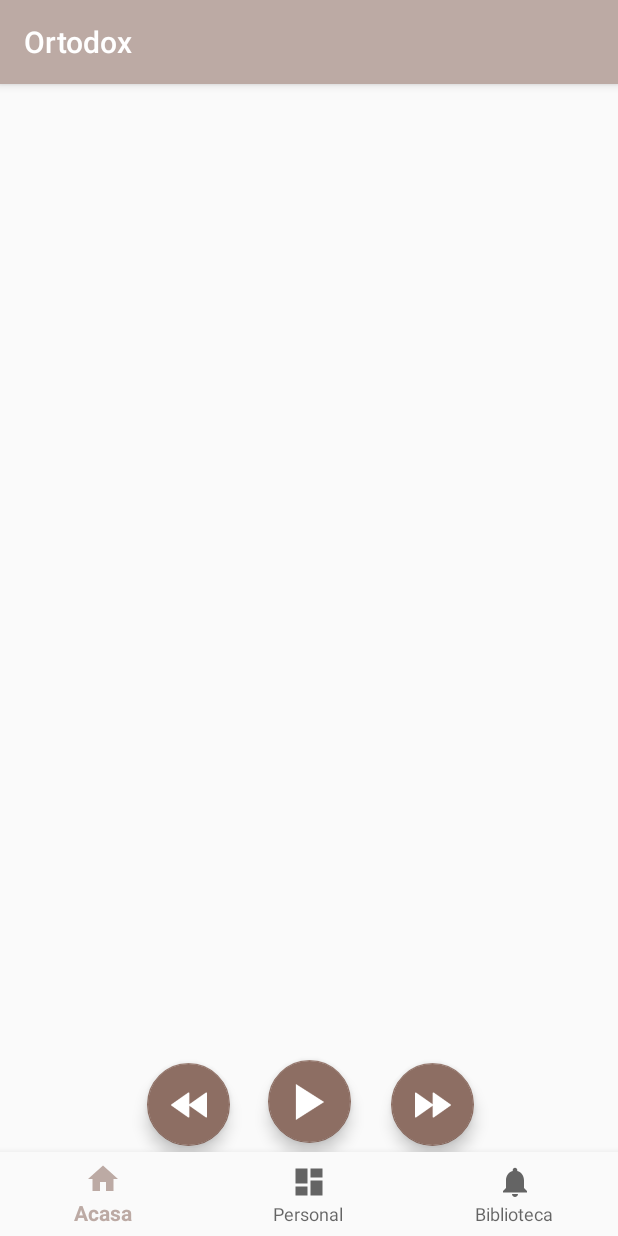
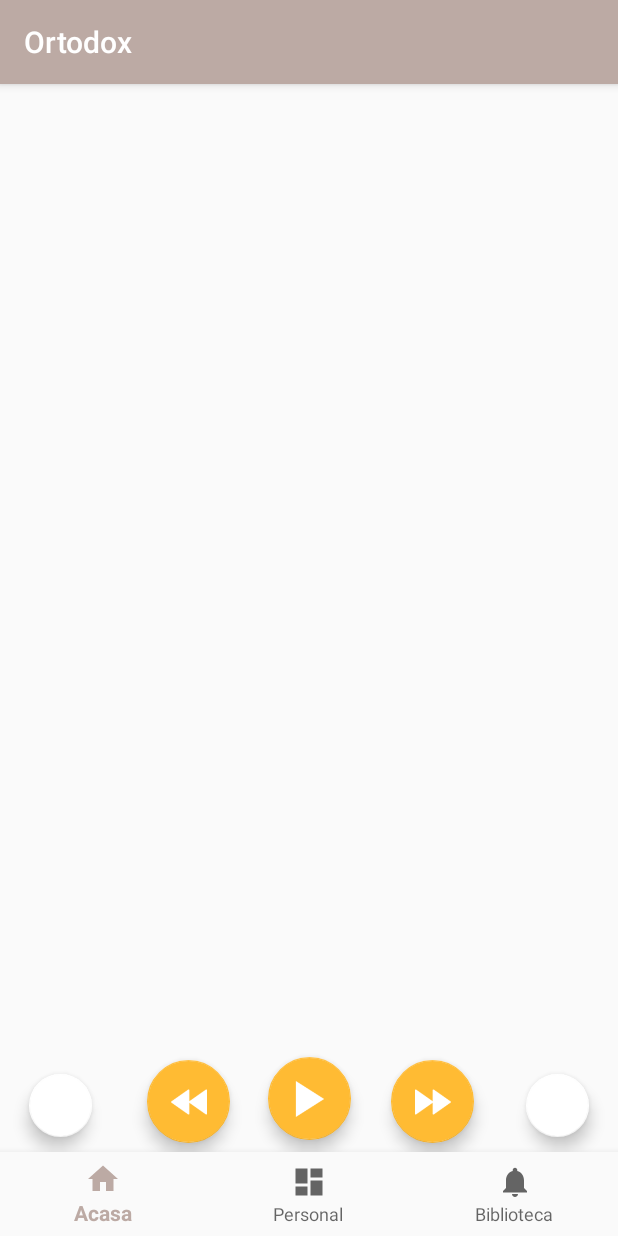
Before and after one commit to georgesirbu/Ortodox, an Android app: the screen it shows after launch (MainActivity), on a phone screen of 412 x 824 dp. Run offline under Robolectric (Android 15) with nearby library versions, the phone set to English and light mode, and no system bars; 2 statements that could not run were skipped.

Commit message:
Categorie funzionali +risoluzione di bug +pausa al posto di stop +progress dialog in caricamento

```diff
--- a/app/src/main/res/layout/activity_main.xml
+++ b/app/src/main/res/layout/activity_main.xml
@@ -7,14 +7,57 @@
     android:layout_height="match_parent"
     tools:context=".MainActivity">
 
+    <android.support.design.widget.FloatingActionButton
+        android:id="@+id/btndx2"
+        android:layout_width="42dp"
+        android:layout_height="45dp"
+        android:layout_marginStart="4dp"
+        android:layout_marginLeft="4dp"
+        android:layout_marginEnd="10dp"
+        android:layout_marginRight="10dp"
+        android:layout_marginBottom="10dp"
+        android:background="@android:drawable/ic_media_play"
+        android:clickable="true"
+        android:focusable="true"
+        android:foregroundGravity="center_vertical|center_horizontal"
+        android:visibility="visible"
+        app:backgroundTint="@android:color/background_light"
+        app:layout_constraintBottom_toTopOf="@+id/navigation"
+        app:layout_constraintEnd_toEndOf="parent"
+        app:layout_constraintHorizontal_bias="0.924"
+        app:layout_constraintStart_toEndOf="@+id/btnplay"
+        app:rippleColor="@android:color/holo_orange_light" />
+
+    <android.support.design.widget.FloatingActionButton
+        android:id="@+id/btnsx2"
+        android:layout_width="42dp"
+        android:layout_height="45dp"
+        android:layout_marginStart="10dp"
+        android:layout_marginLeft="10dp"
+        android:layout_marginEnd="4dp"
+        android:layout_marginRight="4dp"
+        android:layout_marginBottom="10dp"
+        android:background="@android:drawable/ic_media_play"
+        android:clickable="true"
+        android:focusable="true"
+        android:foregroundGravity="center_vertical|center_horizontal"
+        android:visibility="visible"
+        app:backgroundTint="@android:color/background_light"
+        app:layout_constraintBottom_toTopOf="@+id/navigation"
+        app:layout_constraintEnd_toStartOf="@+id/btnplay"
+        app:layout_constraintHorizontal_bias="0.074"
+        app:layout_constraintStart_toStartOf="parent"
+        app:rippleColor="@android:color/holo_orange_light" />
+
     <LinearLayout
         android:id="@+id/linearLayout"
         android:layout_width="fill_parent"
         android:layout_height="113dp"
         android:layout_marginTop="8dp"
         android:paddingBottom="5dp"
-        app:layout_constraintTop_toTopOf="parent"
-        tools:layout_editor_absoluteX="0dp">
+        app:layout_constraintEnd_toEndOf="parent"
+        app:layout_constraintStart_toStartOf="parent"
+        app:layout_constraintTop_toTopOf="parent">
 
         <android.support.v7.widget.RecyclerView
             android:id="@+id/idRecyclerViewHorizontalList"
@@ -60,16 +103,17 @@
         android:layout_marginLeft="8dp"
         android:layout_marginEnd="8dp"
         android:layout_marginRight="8dp"
-        android:layout_marginBottom="6dp"
+        android:layout_marginBottom="8dp"
         android:background="@android:drawable/ic_media_play"
         android:clickable="true"
         android:focusable="true"
         android:foregroundGravity="center_vertical|center_horizontal"
         android:visibility="visible"
-        app:backgroundTint="@color/colorAccent"
+        app:backgroundTint="@android:color/holo_orange_light"
         app:layout_constraintBottom_toTopOf="@+id/navigation"
         app:layout_constraintEnd_toEndOf="parent"
-        app:layout_constraintStart_toStartOf="parent" />
+        app:layout_constraintStart_toStartOf="parent"
+        app:rippleColor="@android:color/holo_red_light" />
 
     <android.support.design.widget.FloatingActionButton
         android:id="@+id/btnsx"
@@ -79,17 +123,18 @@
         android:layout_marginLeft="8dp"
         android:layout_marginEnd="8dp"
         android:layout_marginRight="8dp"
-        android:layout_marginBottom="4dp"
+        android:layout_marginBottom="6dp"
         android:background="@android:drawable/ic_media_play"
         android:clickable="true"
         android:focusable="true"
         android:foregroundGravity="center_vertical|center_horizontal"
         android:visibility="visible"
-        app:backgroundTint="@color/colorAccent"
+        app:backgroundTint="@android:color/holo_orange_light"
         app:layout_constraintBottom_toTopOf="@+id/navigation"
         app:layout_constraintEnd_toStartOf="@+id/btnplay"
         app:layout_constraintHorizontal_bias="0.84"
-        app:layout_constraintStart_toStartOf="parent" />
+        app:layout_constraintStart_toStartOf="parent"
+        app:rippleColor="@android:color/holo_orange_dark" />
 
     <android.support.design.widget.FloatingActionButton
         android:id="@+id/btndx"
@@ -99,16 +144,17 @@
         android:layout_marginLeft="8dp"
         android:layout_marginEnd="8dp"
         android:layout_marginRight="8dp"
-        android:layout_marginBottom="4dp"
+        android:layout_marginBottom="6dp"
         android:background="@android:drawable/ic_media_play"
         android:clickable="true"
         android:focusable="true"
         android:foregroundGravity="center_vertical|center_horizontal"
         android:visibility="visible"
-        app:backgroundTint="@color/colorAccent"
+        app:backgroundTint="@android:color/holo_orange_light"
         app:layout_constraintBottom_toTopOf="@+id/navigation"
         app:layout_constraintEnd_toEndOf="parent"
         app:layout_constraintHorizontal_bias="0.172"
-        app:layout_constraintStart_toEndOf="@+id/btnplay" />
+        app:layout_constraintStart_toEndOf="@+id/btnplay"
+        app:rippleColor="@android:color/holo_orange_dark" />
 
 </android.support.constraint.ConstraintLayout>
```
